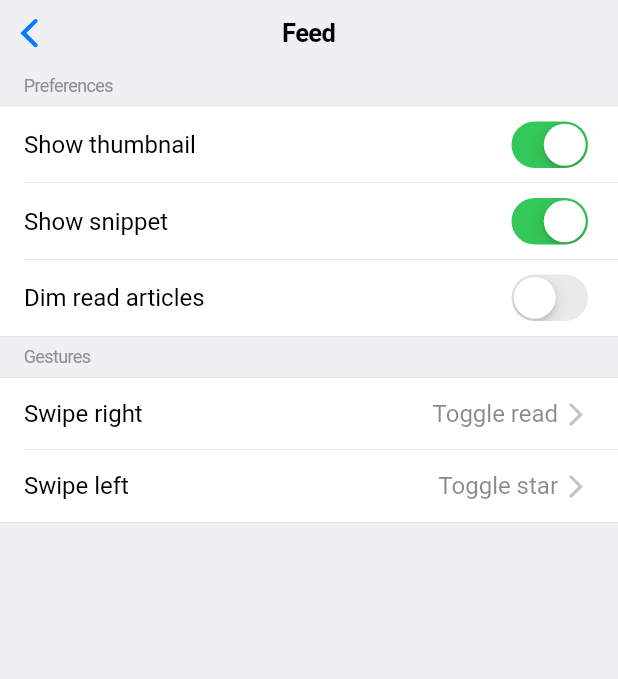
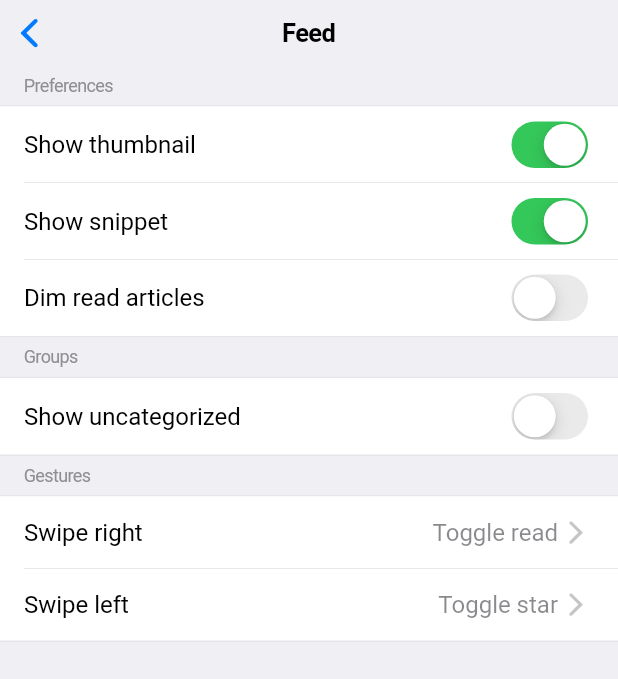
Before and after one commit to yang991178/fluent-reader-lite, a Flutter app: the FeedPage screen opened by its route, on a phone screen of 412 x 824 dp. Shown: the top 679 px of the screen. Run offline on Flutter 3.47's test engine with Material 2 defaults, Android fonts, the phone set to English and light mode, and no system bars; our stand-ins replace cached_network_image, flutter_cache_manager, modal_bottom_sheet, package_info, responsive_builder, share and 4 more; missing offline and left inert: jaguar, jaguar_flutter_asset, lpinyin, overlay_dialog; accounts and stored records are empty; generated files the repository leaves out were written again.

Commit message:
add uncategorized group

```diff
--- a/lib/l10n/intl_en.arb
+++ b/lib/l10n/intl_en.arb
@@ -88,5 +88,7 @@
     "retry": "Retry",
     "copy": "Copy",
     "errorLog": "Error log",
-    "unreadSourceTip": "You can long press on the title of this page to toggle between all and unread subscriptions."
+    "unreadSourceTip": "You can long press on the title of this page to toggle between all and unread subscriptions.",
+    "uncategorized": "Uncategorized",
+    "showUncategorized": "Show uncategorized"
   }
--- a/lib/l10n/intl_zh.arb
+++ b/lib/l10n/intl_zh.arb
@@ -88,5 +88,7 @@
     "retry": "重试",
     "copy": "复制",
     "errorLog": "错误日志",
-    "unreadSourceTip": "您可以长按此页面的标题来切换全部订阅源或仅未读订阅源。"
+    "unreadSourceTip": "您可以长按此页面的标题来切换全部订阅源或仅未读订阅源。",
+    "uncategorized": "未分组",
+    "showUncategorized": "显示“未分组”"
   }
--- a/lib/models/groups_model.dart
+++ b/lib/models/groups_model.dart
@@ -1,8 +1,10 @@
+import 'package:fluent_reader_lite/utils/global.dart';
 import 'package:fluent_reader_lite/utils/store.dart';
 import 'package:flutter/cupertino.dart';
 
 class GroupsModel with ChangeNotifier {
   Map<String, List<String>> _groups = Store.getGroups();
+  List<String> uncategorized = Store.getUncategorized();
 
   Map<String, List<String>> get groups => _groups;
   set groups(Map<String, List<String>> groups) {
@@ -10,4 +12,32 @@ class GroupsModel with ChangeNotifier {
     notifyListeners();
     Store.setGroups(groups);
   }
+
+  void updateUncategorized({force: false}) {
+    if (uncategorized != null || force) {
+      final sids = Set<String>.from(
+        Global.sourcesModel.getSources().map<String>((s) => s.id)
+      );
+      for (var group in _groups.values) {
+        for (var sid in group) {
+          sids.remove(sid);
+        }
+      }
+      uncategorized = sids.toList();
+      Store.setUncategorized(uncategorized);
+    }
+  }
+
+  bool get showUncategorized => uncategorized != null;
+  set showUncategorized(bool value) {
+    if (showUncategorized != value) {
+      if (value) {
+        updateUncategorized(force: true);
+      } else {
+        uncategorized = null;
+        Store.setUncategorized(null);
+      }
+      notifyListeners();
+    }
+  }
 }
--- a/lib/pages/settings/feed_page.dart
+++ b/lib/pages/settings/feed_page.dart
@@ -2,6 +2,7 @@ import 'package:fluent_reader_lite/components/list_tile_group.dart';
 import 'package:fluent_reader_lite/components/my_list_tile.dart';
 import 'package:fluent_reader_lite/generated/l10n.dart';
 import 'package:fluent_reader_lite/models/feeds_model.dart';
+import 'package:fluent_reader_lite/models/groups_model.dart';
 import 'package:fluent_reader_lite/utils/colors.dart';
 import 'package:flutter/cupertino.dart';
 import 'package:provider/provider.dart';
@@ -56,9 +57,7 @@ class FeedPage extends StatelessWidget {
             ItemSwipeOption.OpenExternal: S.of(context).openExternal,
             ItemSwipeOption.OpenMenu: S.of(context).openMenu,
           };
-          return ListView(
-            children: [
-              ListTileGroup([
+          final preferences = ListTileGroup([
             MyListTile(
               title: Text(S.of(context).showThumb),
               trailing: CupertinoSwitch(
@@ -84,7 +83,26 @@ class FeedPage extends StatelessWidget {
               trailingChevron: false,
               withDivider: false,
             ),
-              ], title: S.of(context).preferences),
+          ], title: S.of(context).preferences);
+          final groups = ListTileGroup([
+            Consumer<GroupsModel>(
+              builder: (context, groupsModel, child) {
+                return MyListTile(
+                  title: Text(S.of(context).showUncategorized),
+                  trailing: CupertinoSwitch(
+                    value: groupsModel.showUncategorized,
+                    onChanged: (v) { groupsModel.showUncategorized = v; },
+                  ),
+                  trailingChevron: false,
+                  withDivider: false,
+                );
+              },
+            ),
+          ], title: S.of(context).groups);
+          return ListView(
+            children: [
+              preferences,
+              groups,
               ListTileGroup([
                 MyListTile(
                   title: Text(S.of(context).swipeRight),
--- a/lib/pages/subscription_list_page.dart
+++ b/lib/pages/subscription_list_page.dart
@@ -73,10 +73,16 @@ class _SubscriptionListPageState extends State<SubscriptionListPage> {
     }
     if (!mounted) return;
     if (result != null) {
+      _onScrollTop();
       if (result.length == 0) {
         setState(() {
           title = null;
           sids = null;
+        });
+      } else if (result.length > 1) {
+        setState(() {
+          title = S.of(context).uncategorized;
+          sids = Global.groupsModel.uncategorized;
         });
       } else {
         setState(() {
--- a/lib/utils/store.dart
+++ b/lib/utils/store.dart
@@ -7,6 +7,7 @@ import 'package:shared_preferences/shared_preferences.dart';
 abstract class StoreKeys {
   static const GROUPS = "groups";
   static const ERROR_LOG = "errorLog";
+  static const UNCATEGORIZED = "uncategorized";
 
   // General
   static const THEME = "theme";
@@ -92,6 +93,21 @@ class Store {
     sp.setString(StoreKeys.GROUPS, jsonEncode(groups));
   }
 
+  static List<String> getUncategorized() {
+    final stored = sp.getString(StoreKeys.UNCATEGORIZED);
+    if (stored == null) return null;
+    final parsed = jsonDecode(stored);
+    return List.castFrom(parsed);
+  }
+
+  static void setUncategorized(List<String> value) {
+    if (value == null) {
+      sp.remove(StoreKeys.UNCATEGORIZED);
+    } else {
+      sp.setString(StoreKeys.UNCATEGORIZED, jsonEncode(value));
+    }
+  }
+
   static int getArticleFontSize() {
     return sp.getInt(StoreKeys.ARTICLE_FONT_SIZE) ?? 16;
   }
```
Also changed, not shown: lib/pages/group_list_page.dart (+23 -5 lines), 1 other file. Lines whose indentation alone changed are shown as unchanged.
